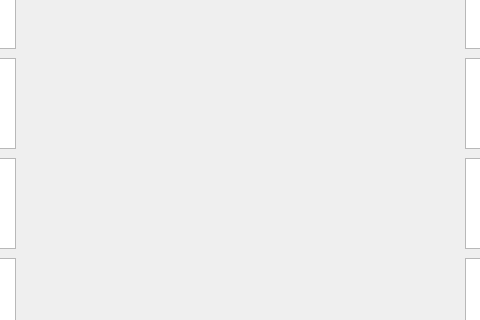
Old version of the form Monopoly_Game/Monopoly_Game.ui in the repository ElijahInamarga/Monopoly_Game; both pictures show x 85 to 565 and y 142 to 462 of the 650 by 614 pixel window.
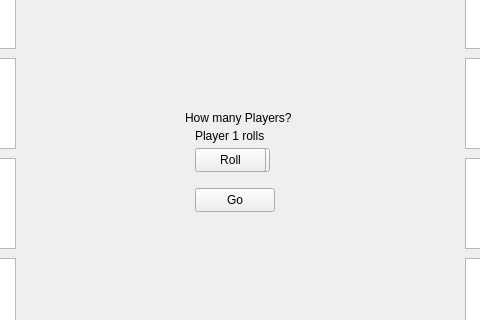
New version of the form.

Commit message: Allowed users to choose how many players are playing. Separated Node class from CircularLinkedList class and Player class.

```diff
--- a/Monopoly_Game/Monopoly_Game.ui
+++ b/Monopoly_Game/Monopoly_Game.ui
@@ -224,6 +224,114 @@
      </rect>
     </property>
    </widget>
+   <widget class="QComboBox" name="inputSelection">
+    <property name="geometry">
+     <rect>
+      <x>284</x>
+      <y>290</y>
+      <width>71</width>
+      <height>24</height>
+     </rect>
+    </property>
+    <item>
+     <property name="text">
+      <string>1</string>
+     </property>
+    </item>
+    <item>
+     <property name="text">
+      <string>2</string>
+     </property>
+    </item>
+    <item>
+     <property name="text">
+      <string>3</string>
+     </property>
+    </item>
+    <item>
+     <property name="text">
+      <string>4</string>
+     </property>
+    </item>
+   </widget>
+   <widget class="QLabel" name="inputQuestion">
+    <property name="geometry">
+     <rect>
+      <x>270</x>
+      <y>250</y>
+      <width>111</width>
+      <height>20</height>
+     </rect>
+    </property>
+    <property name="text">
+     <string>How many Players?</string>
+    </property>
+   </widget>
+   <widget class="QPushButton" name="inputGo">
+    <property name="geometry">
+     <rect>
+      <x>280</x>
+      <y>330</y>
+      <width>80</width>
+      <height>24</height>
+     </rect>
+    </property>
+    <property name="text">
+     <string>Go</string>
+    </property>
+   </widget>
+   <widget class="QLabel" name="playerRollText">
+    <property name="geometry">
+     <rect>
+      <x>280</x>
+      <y>270</y>
+      <width>71</width>
+      <height>16</height>
+     </rect>
+    </property>
+    <property name="text">
+     <string>Player 1 rolls</string>
+    </property>
+   </widget>
+   <widget class="QPushButton" name="rollButton">
+    <property name="geometry">
+     <rect>
+      <x>280</x>
+      <y>290</y>
+      <width>71</width>
+      <height>24</height>
+     </rect>
+    </property>
+    <property name="text">
+     <string>Roll</string>
+    </property>
+   </widget>
+   <zorder>textStart</zorder>
+   <zorder>textBrowser_top_2</zorder>
+   <zorder>textBrowser_left_1</zorder>
+   <zorder>textBrowser_top_6</zorder>
+   <zorder>textBrowser_top_5</zorder>
+   <zorder>textBrowser_top_4</zorder>
+   <zorder>textBrowser_top_3</zorder>
+   <zorder>textBrowser_bot_2</zorder>
+   <zorder>textBrowser_bot_1</zorder>
+   <zorder>textBrowser_10</zorder>
+   <zorder>textBrowser_bot_3</zorder>
+   <zorder>textBrowser_bot_5</zorder>
+   <zorder>textBrowser_bot_4</zorder>
+   <zorder>textBrowser_left_2</zorder>
+   <zorder>textBrowser_left_3</zorder>
+   <zorder>textBrowser_bot_6</zorder>
+   <zorder>textBrowser_right_3</zorder>
+   <zorder>textBrowser_right_1</zorder>
+   <zorder>textBrowser_right_2</zorder>
+   <zorder>textBrowser_left_4</zorder>
+   <zorder>textBrowser_right_4</zorder>
+   <zorder>inputQuestion</zorder>
+   <zorder>inputSelection</zorder>
+   <zorder>inputGo</zorder>
+   <zorder>playerRollText</zorder>
+   <zorder>rollButton</zorder>
   </widget>
   <widget class="QStatusBar" name="statusBar"/>
  </widget>
```
The commit also changes 9 other files.
